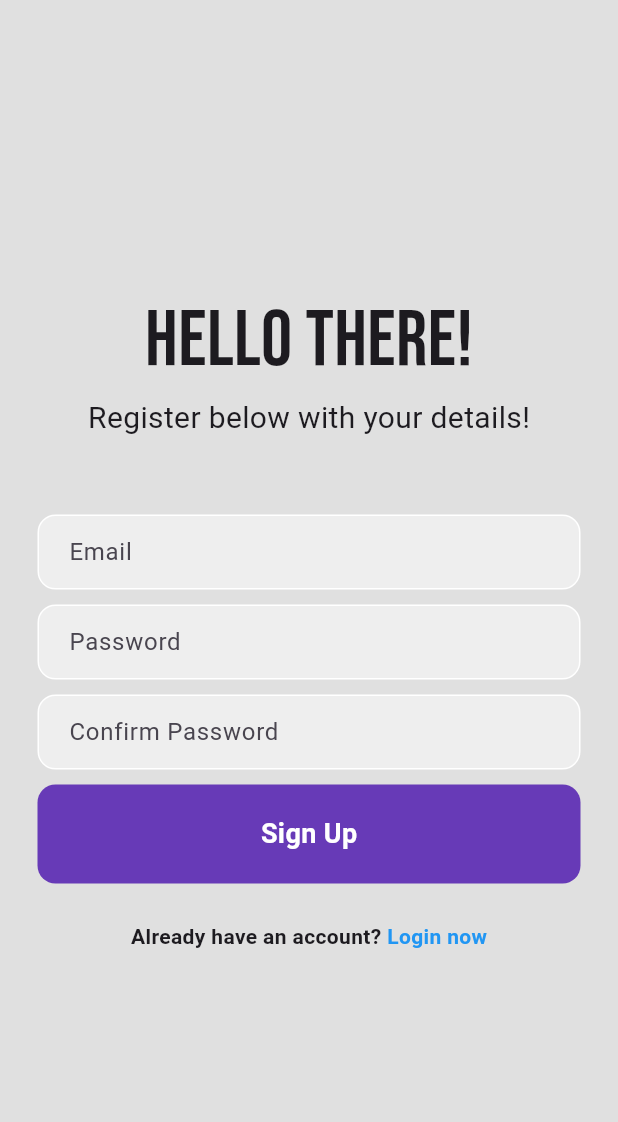
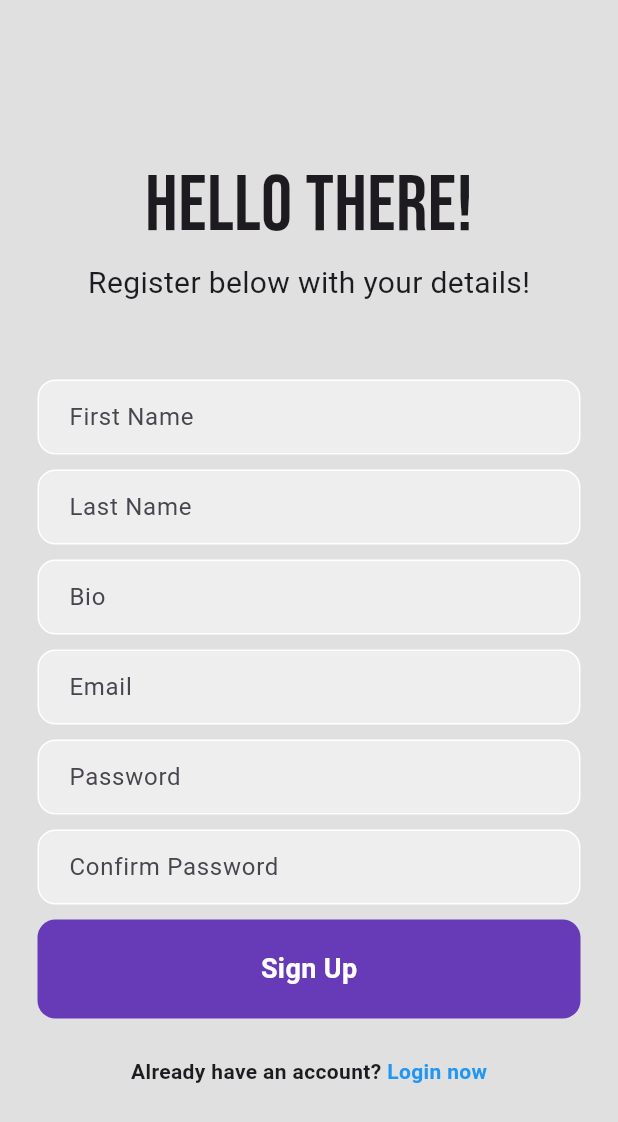
Before and after one commit to OmarYasser810/Firebase-authentcation-flutter, a Flutter app: the RegisterPage screen opened directly with empty values, after a tap on "Sign Up", on a phone screen of 412 x 824 dp. Shown: the top 1122 px of the screen. Run offline on Flutter 3.47's test engine with Material 3 defaults, Android fonts, the phone set to English and light mode, and no system bars; our stand-ins replace cloud_firestore, firebase_auth, firebase_core; accounts and stored records are empty; network calls fail.

Commit message:
added firestore and user info

```diff
--- a/lib/pages/home_page.dart
+++ b/lib/pages/home_page.dart
@@ -1,6 +1,5 @@
 import 'package:firebase_auth/firebase_auth.dart';
 import 'package:flutter/material.dart';
-import 'package:flutter/widgets.dart';
 
 class HomePage extends StatefulWidget {
   const HomePage({super.key});
--- a/lib/pages/register_page.dart
+++ b/lib/pages/register_page.dart
@@ -1,3 +1,4 @@
+import 'package:cloud_firestore/cloud_firestore.dart';
 import 'package:firebase_auth/firebase_auth.dart';
 import 'package:flutter/material.dart';
 
@@ -10,6 +11,9 @@ class RegisterPage extends StatefulWidget {
 }
 
 class _RegisterPageState extends State<RegisterPage> {
+	final _firstNameController = TextEditingController();
+	final _lastNameController = TextEditingController();
+	final _bioController = TextEditingController();
 	final _emailController = TextEditingController();
   final _passwordController = TextEditingController();
 	final _confirmPasswordController = TextEditingController();
@@ -21,6 +25,22 @@ class _RegisterPageState extends State<RegisterPage> {
 				password: _passwordController.text.trim(),
 			);
 		}
+		await addUserDetails(
+			_firstNameController.text.trim(),
+			_lastNameController.text.trim(),
+			_bioController.text.trim(),
+			_emailController.text.trim(),
+		);
+	}
+
+	Future addUserDetails(String firstName, String lastName, String bio, String email) async {
+		// add user details to firestore
+		await FirebaseFirestore.instance.collection('users').add({
+			'first name': firstName,
+			'last name': lastName,
+			'bio': bio,
+			'email': email,
+		});
 	}
 
 	bool passwordsMatch() {
@@ -32,7 +52,10 @@ class _RegisterPageState extends State<RegisterPage> {
   void dispose() {
     _emailController.dispose();
     _passwordController.dispose();
-		_confirmPasswordController.dispose();
+    _confirmPasswordController.dispose();
+    _firstNameController.dispose();
+    _lastNameController.dispose();
+    _bioController.dispose();
     super.dispose();
   }
 
@@ -56,6 +79,75 @@ class _RegisterPageState extends State<RegisterPage> {
                   style: TextStyle(fontSize: 20),
                 ),
                 SizedBox(height: 50),
+
+								// first name textfield
+								Padding(
+                  padding: const EdgeInsets.symmetric(horizontal: 25.0),
+                  child: Container(
+                    decoration: BoxDecoration(
+                      color: Colors.grey[200],
+                      border: Border.all(color: Colors.white),
+                      borderRadius: BorderRadius.circular(12),
+                    ),
+                    child: Padding(
+                      padding: const EdgeInsets.only(left: 20.0),
+                      child: TextField(
+                        controller: _firstNameController,
+                        decoration: InputDecoration(
+                          border: InputBorder.none,
+                          hintText: 'First Name',
+                        ),
+                      ),
+                    ),
+                  ),
+                ),
+                SizedBox(height: 10),
+
+								// last name textfield
+								Padding(
+									padding: const EdgeInsets.symmetric(horizontal: 25.0),
+									child: Container(
+										decoration: BoxDecoration(
+											color: Colors.grey[200],
+											border: Border.all(color: Colors.white),
+											borderRadius: BorderRadius.circular(12),
+										),
+										child: Padding(
+											padding: const EdgeInsets.only(left: 20.0),
+											child: TextField(
+												controller: _lastNameController,
+												decoration: InputDecoration(
+													border: InputBorder.none,
+													hintText: 'Last Name',
+												),
+											),
+										),
+									),
+								),
+								SizedBox(height: 10),
+
+								// bio textfield
+								Padding(
+									padding: const EdgeInsets.symmetric(horizontal: 25.0),
+									child: Container(
+										decoration: BoxDecoration(
+											color: Colors.grey[200],
+											border: Border.all(color: Colors.white),
+											borderRadius: BorderRadius.circular(12),
+										),
+										child: Padding(
+											padding: const EdgeInsets.only(left: 20.0),
+											child: TextField(
+												controller: _bioController,
+												decoration: InputDecoration(
+													border: InputBorder.none,
+													hintText: 'Bio',
+												),
+											),
+										),
+									),
+								),
+								SizedBox(height: 10),
 
                 // email textfield
                 Padding(
--- a/pubspec.yaml
+++ b/pubspec.yaml
@@ -36,6 +36,7 @@ dependencies:
   cupertino_icons: ^1.0.8
   firebase_core: ^2.32.0
   firebase_auth: ^4.17.8
+  cloud_firestore: ^4.10.6
 
 dev_dependencies:
   flutter_test:
```
Also changed, not shown: pubspec.lock, 3 other files.
